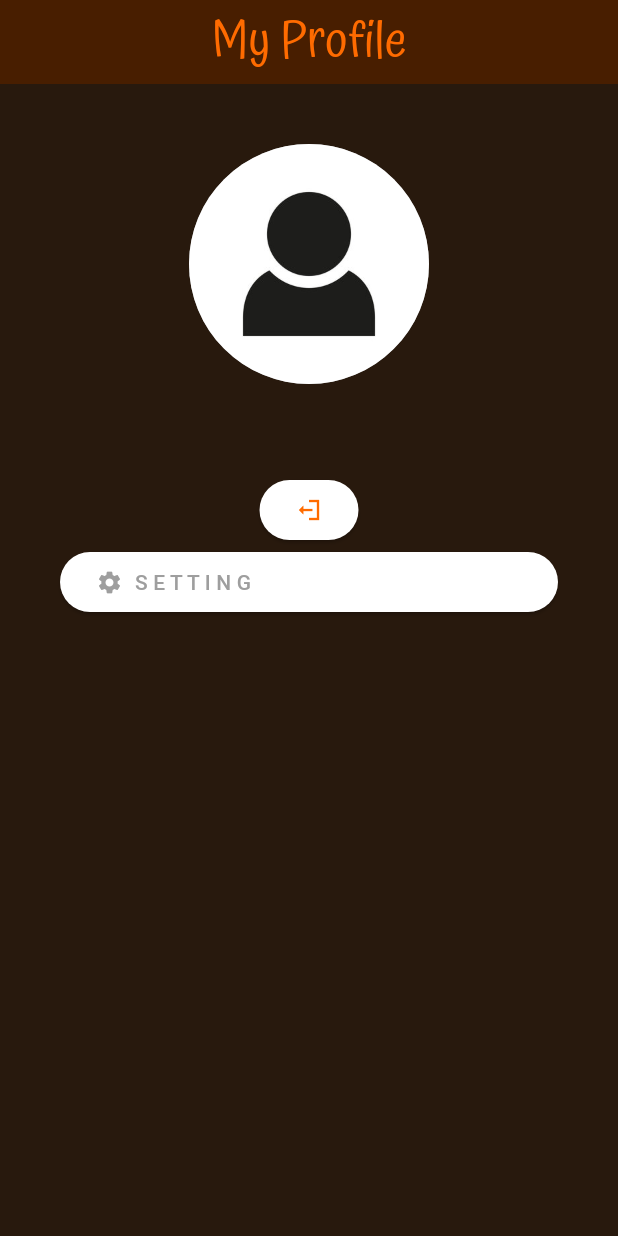
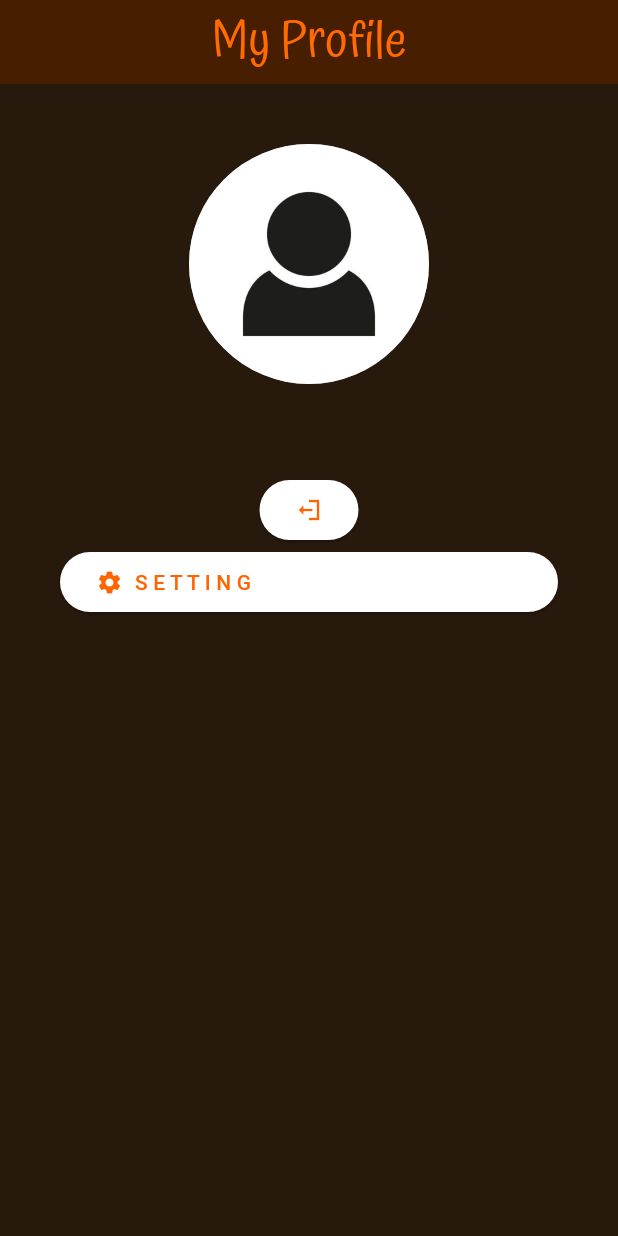
Before and after one commit to Ritticon/chatmusicapp, a Flutter app: the MyProfile screen opened by its route, on a phone screen of 412 x 824 dp. Run offline on Flutter 3.47's test engine with Material 3 defaults, Android fonts, the light colour scheme and no system bars; our stand-ins replace audioplayers, cloud_firestore, firebase_auth, firebase_core, firebase_storage, form_field_validator and 4 more; missing offline and left inert: dart:ffi, marquee_widget, rolling_bottom_bar; accounts and stored records are empty; statements that could not run were skipped.

Commit message:
ChangeColorUiProfile

```diff
--- a/lib/page/profile.dart
+++ b/lib/page/profile.dart
@@ -1,9 +1,6 @@
-
 import 'package:chatmusicapp/page/login.dart';
 
 import 'package:firebase_auth/firebase_auth.dart';
-
-
 
 import 'package:flutter/material.dart';
 // import 'package:get/get.dart';
@@ -102,7 +99,7 @@ class _MyProfileState extends State<MyProfile> {
                     angle: 3.14,
                     child: Icon(
                       Icons.logout_sharp,
-                      color: Color(0xFFFF6B00),
+                      color: Color.fromARGB(255, 255, 100, 0),
                     ),
                   ),
                 ),
@@ -110,11 +107,25 @@ class _MyProfileState extends State<MyProfile> {
                   onPressed: () {
                     GoRouter.of(context).pushReplacement('/setting');
                   },
+                  style: ButtonStyle(
+                    backgroundColor: MaterialStateProperty.all<Color>(
+                        Color.fromARGB(255, 255, 255, 255)), // เปลี่ยนสีเป็นสีที่คุณต้องการ
+                  ),
                   child: Row(
                     children: [
-                      Icon(Icons.settings),
+                      Icon(
+                        Icons.settings,
+                        color: Color.fromARGB(255, 255, 100,
+                            0), // เปลี่ยนสีของฟันเฟืองเป็นสีที่คุณต้องการ
+                      ),
                       SizedBox(width: 8),
-                      const Text("S E T T I N G"),
+                      Text(
+                        "S E T T I N G",
+                        style: TextStyle(
+                          color: Color.fromARGB(255, 255, 100,
+                              0), // เปลี่ยนสีข้อความเป็นสีที่คุณต้องการ
+                        ),
+                      ),
                     ],
                   ),
                 ),
```
